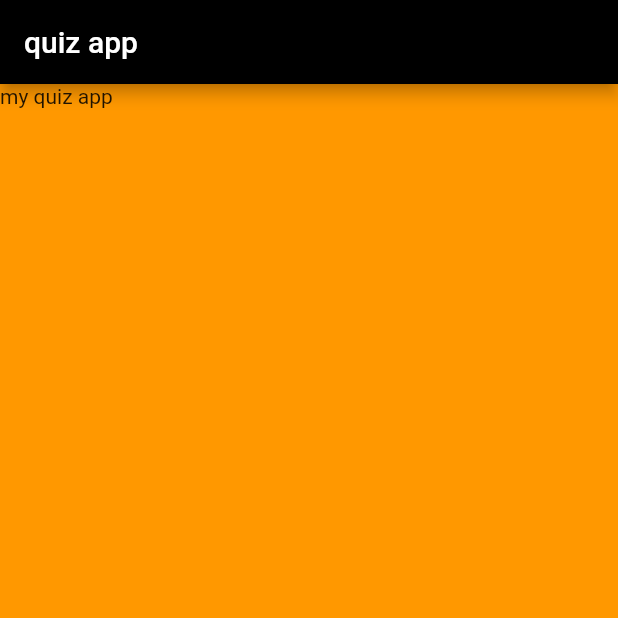
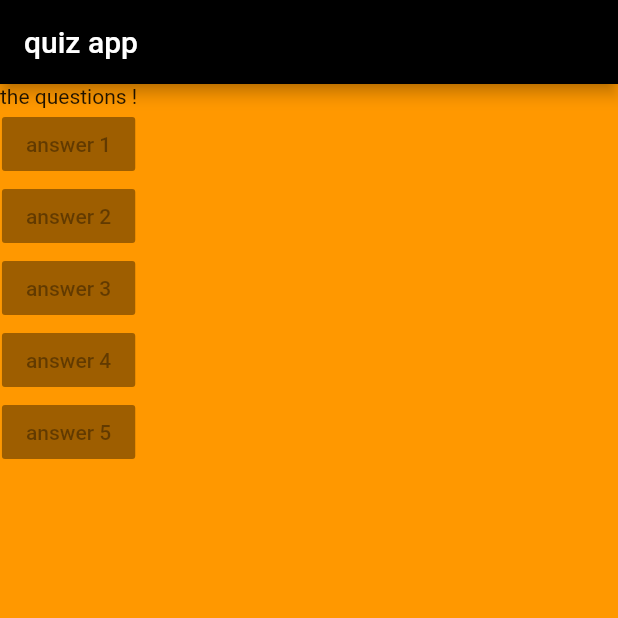
Before and after one commit to gokuljs/flutter, a Flutter app: the screen it shows after launch, on a phone screen of 412 x 824 dp, the top half of it. Run offline on Flutter 3.47's test engine with Material 2 defaults, Android fonts, the phone set to English and light mode, and no system bars.

Commit message:
quiz app

```diff
--- a/quiz_app/lib/main.dart
+++ b/quiz_app/lib/main.dart
@@ -12,6 +12,12 @@ class Myapp extends StatelessWidget {
   @override //on purpose we overriding the program again and again
   // statelesswidget program slredy have a @override
   Widget build(BuildContext context) {
+    var questions = [
+      'what\'s your favourite color',
+      'what\'your favourite animal',
+      'whats your favourite car',
+      'whats your favourite game'
+    ];
     // when ever u run the code the program calls the build method first and tries to put that on the screen
     // it should always return widget thats why ur using widget build
     return MaterialApp(
@@ -20,9 +26,21 @@ class Myapp extends StatelessWidget {
           title: Text("quiz app"),
           backgroundColor: Colors.black,
         ),
-        body: Text("my quiz app"),
-        backgroundColor: Colors.orange,
+        body: Column(
+          children: [
+            Text('the questions !'),
+            RaisedButton(child: Text('answer 1'),colorBrightness: Brightness.dark,onPressed: null,),
+            RaisedButton(child: Text('answer 2'),colorBrightness: Brightness.dark,onPressed: null,),
+            RaisedButton(child: Text('answer 3'),colorBrightness: Brightness.dark,onPressed: null,),
+            RaisedButton(child: Text('answer 4'),colorBrightness: Brightness.dark,onPressed: null,),
+            RaisedButton(child: Text('answer 5'),colorBrightness: Brightness.dark,onPressed: null,),
 
+
+
+          ],
+        ), // column widget are the invisible widgets which are used for styling
+        backgroundColor: Colors
+            .orange, // inside column widget there is childreen widget that can take list of widgets
       ),
     ); // home is the one widgets in the flutter which shows the complete whitescreen
   } // scaffold is one of the dependency present in the material dart package which prints out basic
```
